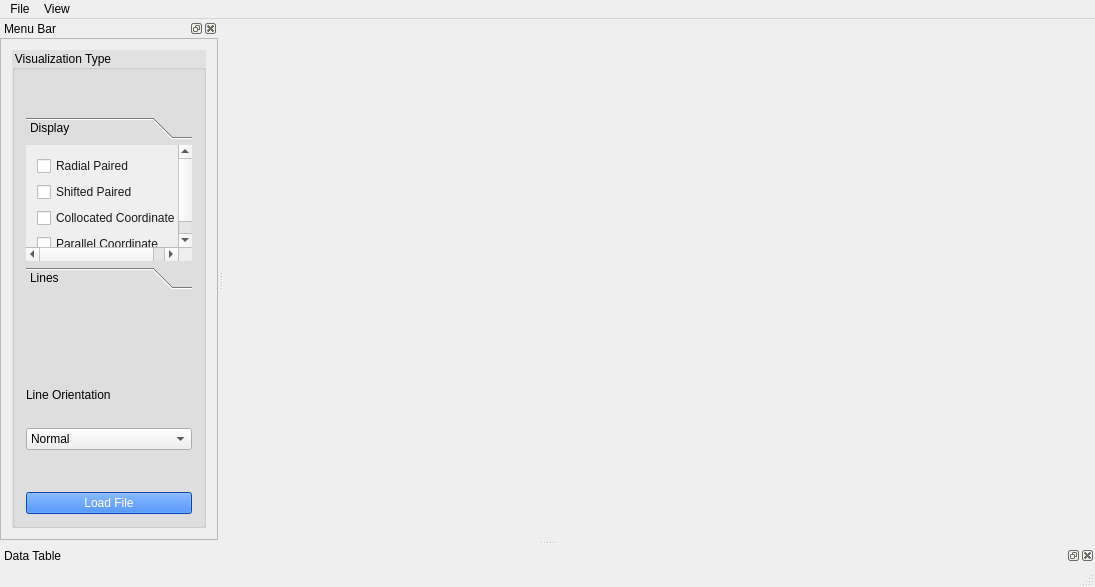
This is Application/LotsOfLinesApp/LotsOfLinesApp/LotsOfLinesApp.ui in DarthCoder117/Lots-of-Lines as Qt 5 draws it before an edit. The edited form follows.
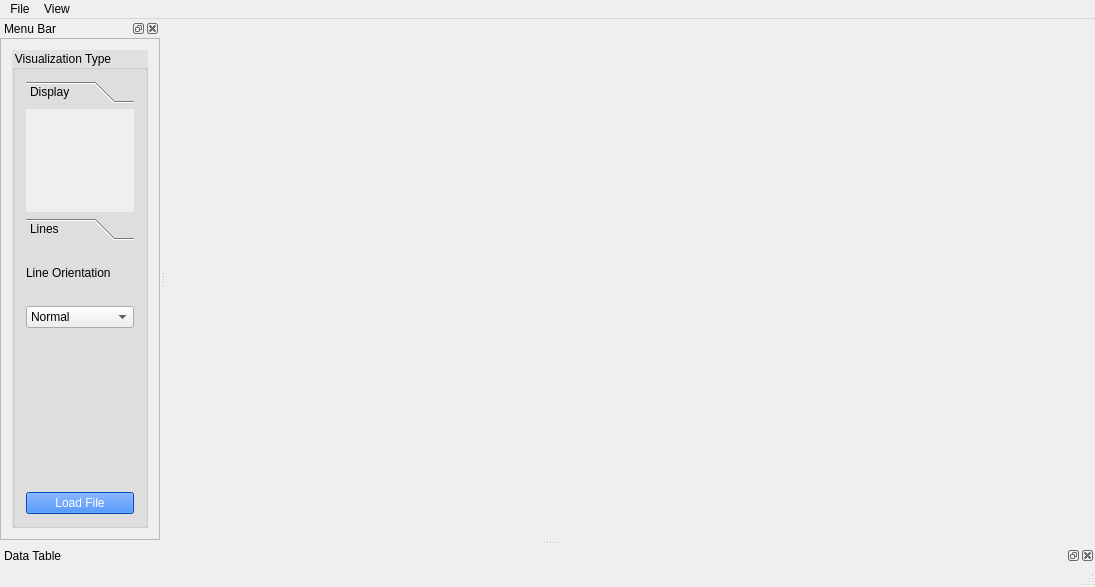
This is the edited form. The open tabs and pages were chosen to show the change.

Commit message: Added options class and auto-populated visualization method list.

What changed in the file:
```diff
--- a/Application/LotsOfLinesApp/LotsOfLinesApp/LotsOfLinesApp.ui
+++ b/Application/LotsOfLinesApp/LotsOfLinesApp/LotsOfLinesApp.ui
@@ -104,8 +104,8 @@
          <rect>
           <x>0</x>
           <y>0</y>
-          <width>369</width>
-          <height>461</height>
+          <width>185</width>
+          <height>480</height>
          </rect>
         </property>
         <layout class="QVBoxLayout" name="verticalLayout_2">
@@ -118,19 +118,6 @@
             <string>Visualization Type</string>
            </property>
            <layout class="QVBoxLayout" name="verticalLayout_3">
-            <item>
-             <spacer name="verticalSpacer_3">
-              <property name="orientation">
-               <enum>Qt::Vertical</enum>
-              </property>
-              <property name="sizeHint" stdset="0">
-               <size>
-                <width>20</width>
-                <height>40</height>
-               </size>
-              </property>
-             </spacer>
-            </item>
             <item>
              <widget class="QToolBox" name="toolBox">
               <property name="styleSheet">
@@ -146,43 +133,14 @@
                 <rect>
                  <x>0</x>
                  <y>0</y>
-                 <width>302</width>
-                 <height>123</height>
+                 <width>147</width>
+                 <height>104</height>
                 </rect>
                </property>
                <attribute name="label">
                 <string>Display</string>
                </attribute>
-               <layout class="QVBoxLayout" name="verticalLayout_4">
-                <item>
-                 <widget class="QCheckBox" name="checkBox_3">
-                  <property name="text">
-                   <string>Radial Paired</string>
-                  </property>
-                 </widget>
-                </item>
-                <item>
-                 <widget class="QCheckBox" name="checkBox_2">
-                  <property name="text">
-                   <string>Shifted Paired</string>
-                  </property>
-                 </widget>
-                </item>
-                <item>
-                 <widget class="QCheckBox" name="checkBox_4">
-                  <property name="text">
-                   <string>Collocated Coordinate</string>
-                  </property>
-                 </widget>
-                </item>
-                <item>
-                 <widget class="QCheckBox" name="checkBox">
-                  <property name="text">
-                   <string>Parallel Coordinate</string>
-                  </property>
-                 </widget>
-                </item>
-               </layout>
+               <layout class="QVBoxLayout" name="visualizationTypeLayout"/>
               </widget>
               <widget class="QWidget" name="page_2">
                <property name="geometry">
@@ -230,32 +188,6 @@
               </widget>
              </widget>
             </item>
-            <item>
-             <spacer name="verticalSpacer_2">
-              <property name="orientation">
-               <enum>Qt::Vertical</enum>
-              </property>
-              <property name="sizeHint" stdset="0">
-               <size>
-                <width>20</width>
-                <height>40</height>
-               </size>
-              </property>
-             </spacer>
-            </item>
-            <item>
-             <spacer name="verticalSpacer_4">
-              <property name="orientation">
-               <enum>Qt::Vertical</enum>
-              </property>
-              <property name="sizeHint" stdset="0">
-               <size>
-                <width>20</width>
-                <height>40</height>
-               </size>
-              </property>
-             </spacer>
-            </item>
             <item>
              <widget class="QLabel" name="label">
               <property name="minimumSize">
```
Left out of the diff: 10 changed lines with no effect on the pictures. The commit also changes 16 other files.
